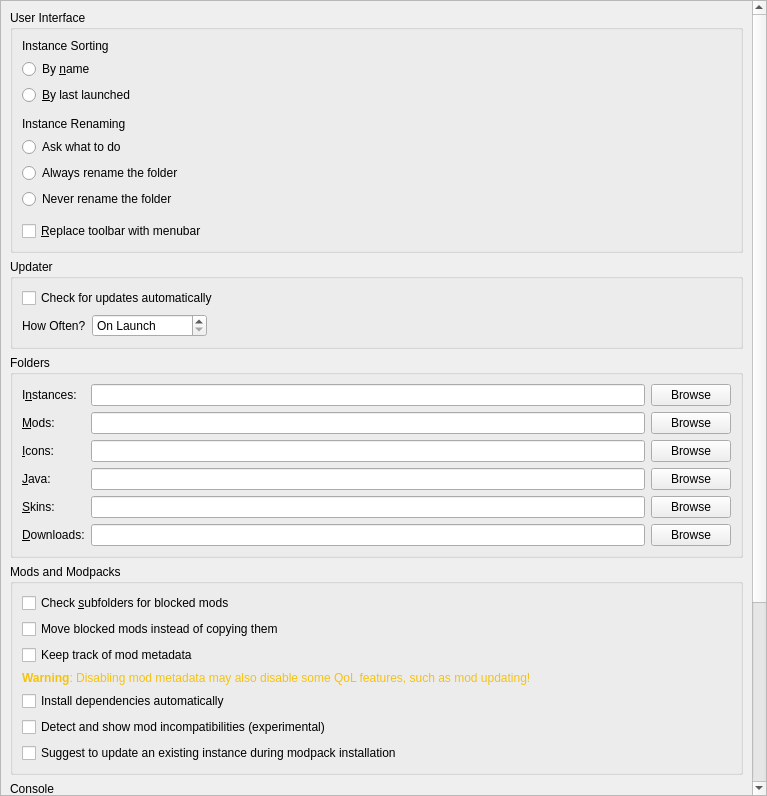
The window that launcher/ui/pages/global/LauncherPage.ui (ElPibeCapo/BetelineyLauncher) describes before a commit, drawn with Qt 5.
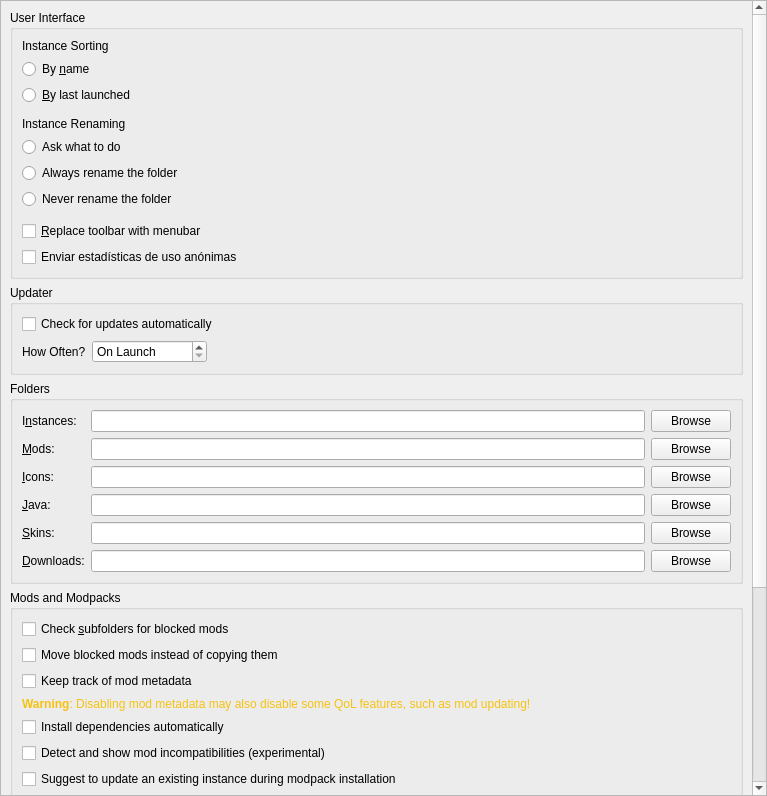
The same window after the commit.

Commit message: feat(telemetry): sistema de telemetria opt-in + docs (TELEMETRIA.md, SECURITY.md, CODE_OF_CONDUCT.md, issue/PR templates)

```diff
--- a/launcher/ui/pages/global/LauncherPage.ui
+++ b/launcher/ui/pages/global/LauncherPage.ui
@@ -162,6 +162,16 @@
             </property>
            </widget>
           </item>
+          <item>
+           <widget class="QCheckBox" name="telemetryCheckBox">
+            <property name="toolTip">
+             <string>Envía un identificador aleatorio, la versión del launcher y el sistema operativo. No incluye nombre de usuario, cuenta de Minecraft ni IP.</string>
+            </property>
+            <property name="text">
+             <string>Enviar estadísticas de uso anónimas</string>
+            </property>
+           </widget>
+          </item>
          </layout>
         </widget>
        </item>
```
The commit also changes 19 other files.
